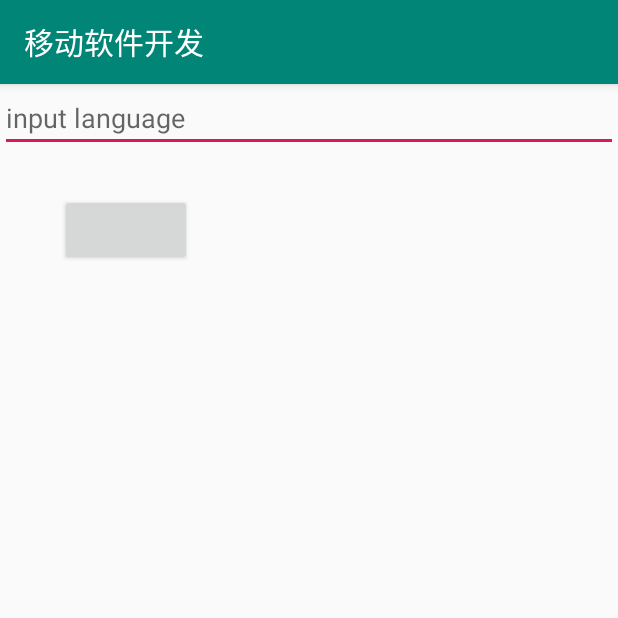
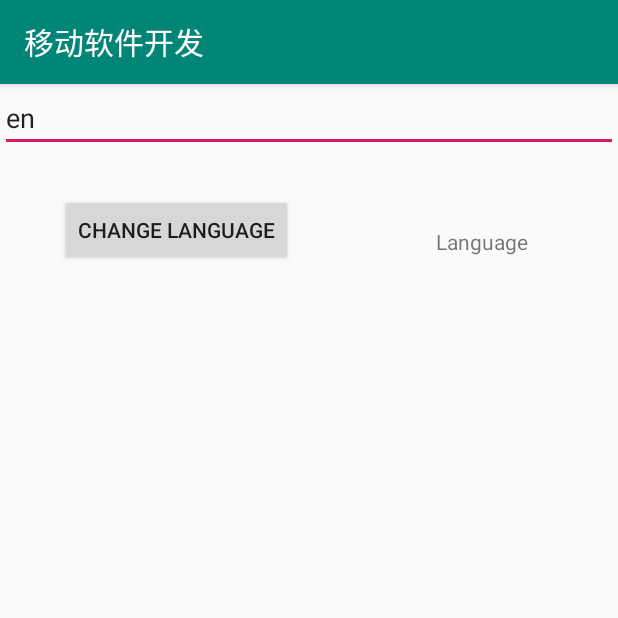
Before and after one commit to Winkim/WinkimMobileSoftwareDevelopment, an Android app: the EditTextActivity screen opened directly, with no data from a screen before it, on a phone screen of 412 x 824 dp, the top half of it. Run offline under Robolectric (Android 15) with nearby library versions, the phone set to English and light mode, and no system bars.

Commit message:
added a change language button and a EditText and a TextView

```diff
--- a/app/src/main/res/layout/activity_edit_text.xml
+++ b/app/src/main/res/layout/activity_edit_text.xml
@@ -8,6 +8,7 @@
 
     <Button
         android:id="@+id/button_change_language"
+        android:text="@string/buttonText_language"
         android:layout_width="wrap_content"
         android:layout_height="wrap_content"
         android:layout_marginStart="40dp"
@@ -15,18 +16,20 @@
         android:layout_marginTop="28dp"
         app:layout_constraintStart_toStartOf="parent"
         app:layout_constraintTop_toBottomOf="@+id/edit_text_country"
-        tools:text="@string/buttonText_language" />
+         />
 
     <EditText
         android:id="@+id/edit_text_country"
+        android:text="@string/editText_country"
         android:layout_width="match_parent"
         android:layout_height="wrap_content"
         android:hint="input language"
         app:layout_constraintTop_toTopOf="parent"
-        tools:text="@string/editText_country" />
+         />
 
     <TextView
         android:id="@+id/text_view_language"
+        android:text="@string/textView_language"
         android:layout_width="wrap_content"
         android:layout_height="wrap_content"
         android:layout_marginTop="50dp"
@@ -34,6 +37,6 @@
         android:layout_marginRight="60dp"
         app:layout_constraintEnd_toEndOf="parent"
         app:layout_constraintTop_toBottomOf="@+id/edit_text_country"
-        tools:text="@string/textView_language" />
+         />
 
 </androidx.constraintlayout.widget.ConstraintLayout>
```
